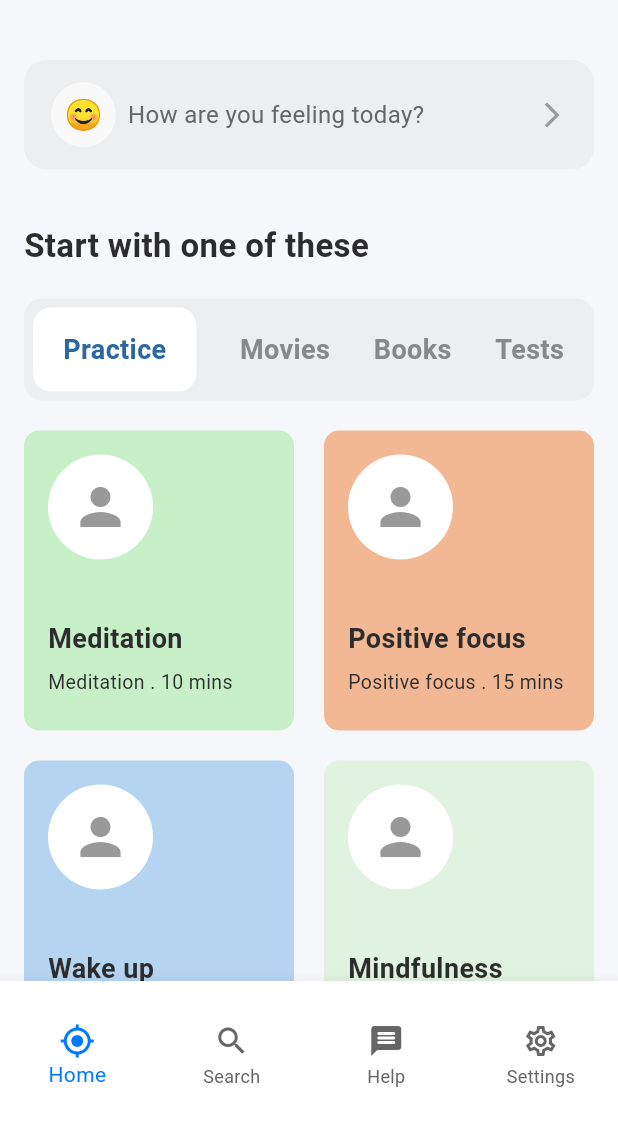
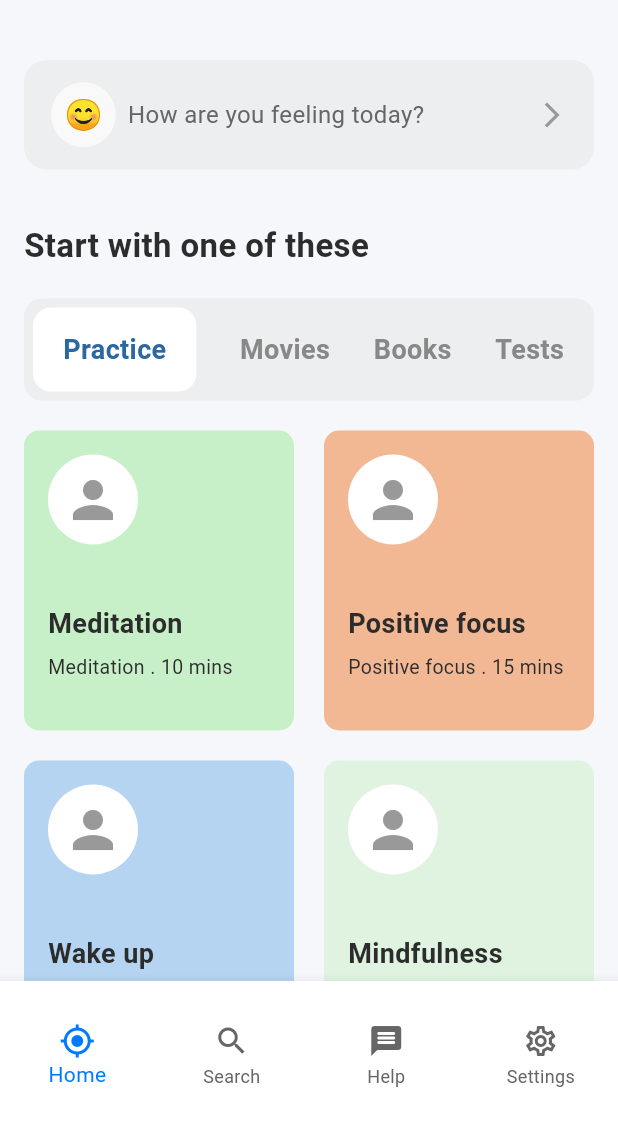
Before and after one commit to JoshuaOzibo/Mental_health_ui, a Flutter app: the screen it shows after launch, on a phone screen of 412 x 824 dp, the part 105-1236 px from its top. Run offline on Flutter 3.47's test engine with Material 3 defaults, Android fonts, the phone set to English and light mode, and no system bars.

Commit message:
fix: adjust dimensions of CardUI component and format text style

```diff
--- a/lib/features/home_page/components/card_ui.dart
+++ b/lib/features/home_page/components/card_ui.dart
@@ -25,8 +25,8 @@ class CardUI extends StatelessWidget {
         crossAxisAlignment: CrossAxisAlignment.start,
         children: [
           Container(
-            height: 70,
-            width: 70,
+            height: 60,
+            width: 60,
             decoration: BoxDecoration(
               color: NovaColors.cardBackground,
               borderRadius: BorderRadius.circular(100),
@@ -52,10 +52,11 @@ class CardUI extends StatelessWidget {
 
           Text(
             time,
-            style: TextStyle(color:
-            NovaColors.primaryText,
-            fontWeight: FontWeight.normal,
-            fontSize: 13),
+            style: TextStyle(
+              color: NovaColors.primaryText,
+              fontWeight: FontWeight.normal,
+              fontSize: 13,
+            ),
           ),
         ],
       ),
```
Also changed, not shown: lib/core/botton/bottom_shit_button.dart (added, +10 -0 lines).
